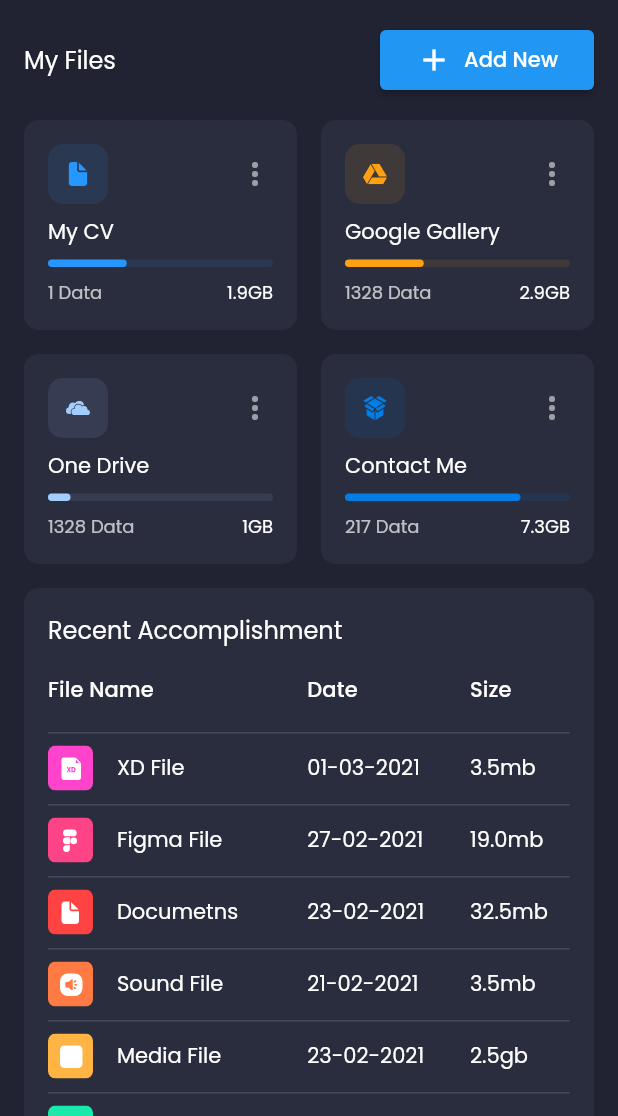
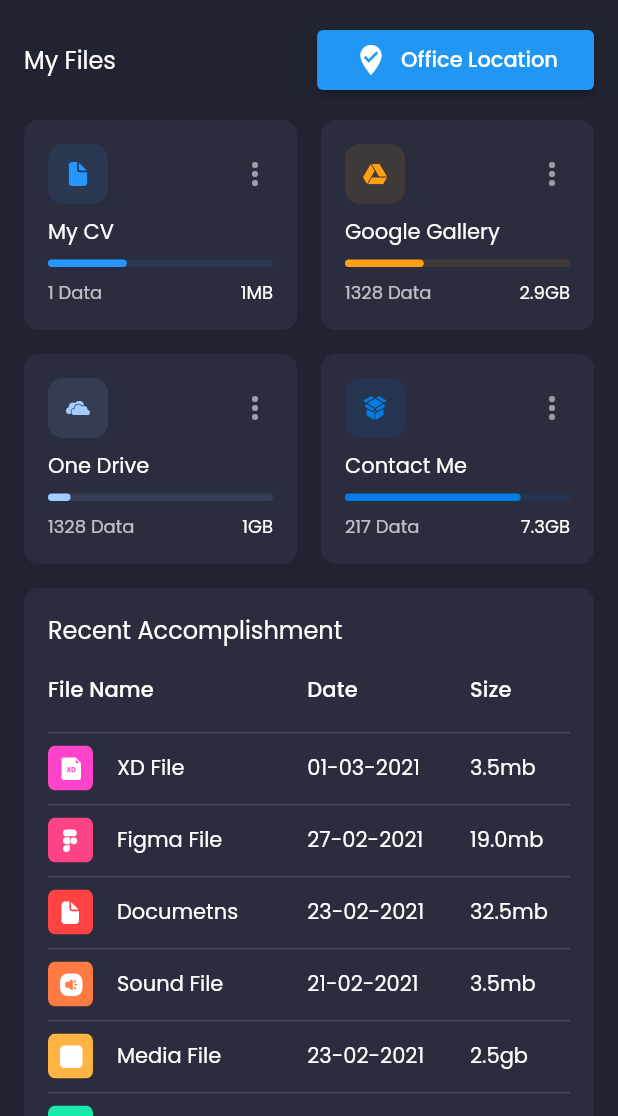
Before and after one commit to Samyush/samyush.com.np, a Flutter app: the MainScreen screen opened directly, on a phone screen of 412 x 824 dp, the part 120-1236 px from its top. Run offline on Flutter 3.47's test engine with Material 2 defaults, Android fonts, the phone set to English and light mode, and no system bars; our stand-ins replace fl_chart, flutter_svg, google_fonts.

Commit message:
1st Iteration mid-way completion

```diff
--- a/lib/Screens/dashboard/components/file_info_card.dart
+++ b/lib/Screens/dashboard/components/file_info_card.dart
@@ -1,19 +1,29 @@
 import 'package:flutter/material.dart';
 import 'package:flutter_svg/flutter_svg.dart';
 import 'package:samyush/models/MyFiles.dart';
+import 'package:url_launcher/url_launcher.dart';
 
 import '../../../constant.dart';
 
 class FileInfoCard extends StatelessWidget {
   const FileInfoCard({
     required this.info,
+    // required this.press,
   });
 
   final CloudStorageInfo info;
 
+  void _launchURL() async => await canLaunch(info.cloudLink)
+      ? await launch(info.cloudLink)
+      : throw 'Could not launch $info.cloudLink';
+
   @override
   Widget build(BuildContext context) {
-    return Container(
+    return MouseRegion(
+      cursor: SystemMouseCursors.click,
+      child: GestureDetector(
+        onTap: _launchURL,
+        child: Container(
           padding: EdgeInsets.all(defaultPadding),
           decoration: BoxDecoration(
             color: secondaryColor,
@@ -72,6 +82,8 @@ class FileInfoCard extends StatelessWidget {
               )
             ],
           ),
+        ),
+      ),
     );
   }
 }
--- a/lib/Screens/dashboard/components/header.dart
+++ b/lib/Screens/dashboard/components/header.dart
@@ -18,7 +18,7 @@ class Header extends StatelessWidget {
           ),
         if (!Responsive.isMobile(context))
           Text(
-            "Welcome!!! The site is under Construction",
+            "Welcome!!! 50% Web-Construction Complete",
             style: Theme.of(context).textTheme.headline6,
           ),
         if (!Responsive.isMobile(context))
--- a/lib/Screens/dashboard/components/my_files.dart
+++ b/lib/Screens/dashboard/components/my_files.dart
@@ -1,11 +1,17 @@
 import 'package:flutter/material.dart';
 import 'package:samyush/models/MyFiles.dart';
+import 'package:url_launcher/url_launcher.dart';
 
 import '../../../constant.dart';
 import '../../../responsive.dart';
 import 'file_info_card.dart';
 
+const _url = 'https://g.page/samyush?share';
+
 class MyFiles extends StatelessWidget {
+  void _launchURL() async => await canLaunch(_url)
+      ? await launch(_url)
+      : throw 'Could not launch $_url';
   @override
   Widget build(BuildContext context) {
     final Size _size = MediaQuery.of(context).size;
@@ -26,9 +32,9 @@ class MyFiles extends StatelessWidget {
                       defaultPadding / (Responsive.isMobile(context) ? 2 : 1),
                 ),
               ),
-              onPressed: () {},
-              icon: Icon(Icons.add),
-              label: Text("Add New"),
+              onPressed: _launchURL,
+              icon: Icon(Icons.where_to_vote_sharp),
+              label: Text("Office Location"),
             ),
           ],
         ),
--- a/lib/Screens/dashboard/components/personal_details.dart
+++ b/lib/Screens/dashboard/components/personal_details.dart
@@ -30,24 +30,28 @@ class PersonalDetails extends StatelessWidget {
             title: "GitHub",
             amountOfFiles: "Click",
             numOfFiles: 1328,
+            press: 'https://github.com/Samyush',
           ),
           StorageInfoCard(
             svgSrc: "assets/icons/youtube.svg",
             title: "YouTube Channel",
             amountOfFiles: "Click",
             numOfFiles: 121,
+            press: 'https://www.youtube.com/channel/UCBaIBn5maDPBrEWAtybjngg',
           ),
           StorageInfoCard(
             svgSrc: "assets/icons/instagram.svg",
             title: "Instagram",
             amountOfFiles: "Click",
             numOfFiles: 1270,
+            press: 'https://www.instagram.com/samyush/',
           ),
           StorageInfoCard(
             svgSrc: "assets/icons/lnk.svg",
             title: "LinkedIn",
             amountOfFiles: "Click",
             numOfFiles: 500,
+            press: 'https://www.linkedin.com/in/samyush-m-4232a3150/',
           ),
         ],
       ),
--- a/lib/models/MyFiles.dart
+++ b/lib/models/MyFiles.dart
@@ -2,7 +2,7 @@ import 'package:flutter/material.dart';
 import 'package:samyush/constant.dart';
 
 class CloudStorageInfo {
-  final String svgSrc, title, totalStorage;
+  final String svgSrc, title, totalStorage, cloudLink;
   final int numOfFiles, percentage;
   final Color color;
 
@@ -12,7 +12,8 @@ class CloudStorageInfo {
       required this.totalStorage,
       required this.numOfFiles,
       required this.percentage,
-      required this.color});
+      required this.color,
+      required this.cloudLink});
 }
 
 List demoMyFiles = [
@@ -20,9 +21,11 @@ List demoMyFiles = [
     title: "My CV",
     numOfFiles: 1,
     svgSrc: "assets/icons/Documents.svg",
-    totalStorage: "1.9GB",
+    totalStorage: "1MB",
     color: primaryColor,
     percentage: 35,
+    cloudLink:
+        'https://drive.google.com/file/d/1dOeZDHuV49s0zA-_zNBVDvc1c8ejjSxX/view?usp=sharing',
   ),
   CloudStorageInfo(
     title: "Google Gallery",
@@ -31,6 +34,8 @@ List demoMyFiles = [
     totalStorage: "2.9GB",
     color: Color(0xFFFFA113),
     percentage: 35,
+    cloudLink:
+        'https://drive.google.com/drive/folders/1ILmQjnQX1CUS8-IDtlaku3kVZSru6sCB?usp=sharing',
   ),
   CloudStorageInfo(
     title: "One Drive",
@@ -39,6 +44,7 @@ List demoMyFiles = [
     totalStorage: "1GB",
     color: Color(0xFFA4CDFF),
     percentage: 10,
+    cloudLink: 'https://1drv.ms/u/s!AmEgX1hfFd1-tVVqYGlsRmLM57yC?e=kNt7sa',
   ),
   CloudStorageInfo(
     title: "Contact Me",
@@ -47,5 +53,6 @@ List demoMyFiles = [
     totalStorage: "7.3GB",
     color: Color(0xFF007EE5),
     percentage: 78,
+    cloudLink: 'https://forms.gle/7reGZ32U5aBA5RaV7',
   ),
 ];
--- a/pubspec.yaml
+++ b/pubspec.yaml
@@ -29,7 +29,7 @@ dependencies:
   # Use with the CupertinoIcons class for iOS style icons.
   cupertino_icons: ^1.0.3
   font_awesome_flutter: ^9.0.0
-  url_launcher: ^6.0.3
+  url_launcher: ^6.0.4
   google_fonts: ^2.0.0
   flutter_svg: ^0.22.0
   fl_chart: ^0.35.0
```
Also changed, not shown: lib/Builders/default_button.dart (deleted, +0 -22 lines), lib/Screens/appBar/appBars.dart (deleted, +0 -16 lines), lib/Screens/dashboard/components/storage_info_card.dart (+18 -6 lines), lib/Screens/main/components/side_menu.dart (+22 -14 lines), pubspec.lock, 1 other file. Lines whose indentation alone changed are shown as unchanged.
